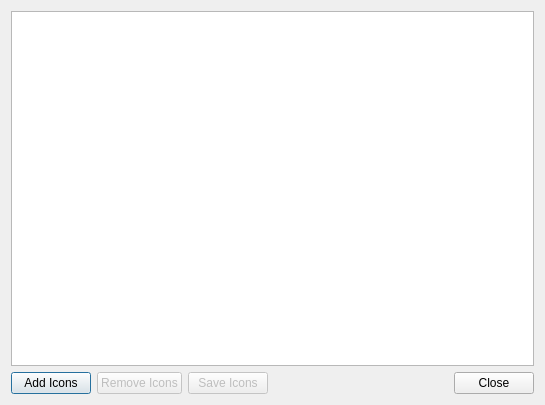
This is src/stitchicon.ui in iPenguin/CrochetCharts as Qt 5 draws it before an edit. The edited form follows.
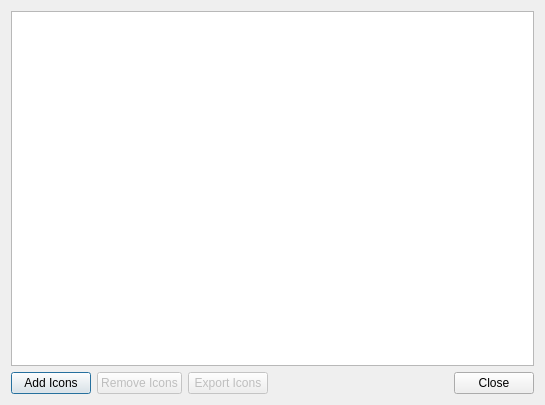
This is the edited form.

The edit to the form file:
```diff
--- a/src/stitchicon.ui
+++ b/src/stitchicon.ui
@@ -61,7 +61,7 @@
         <bool>false</bool>
        </property>
        <property name="text">
-        <string>Save Icons</string>
+        <string>Export Icons</string>
        </property>
       </widget>
      </item>
```
